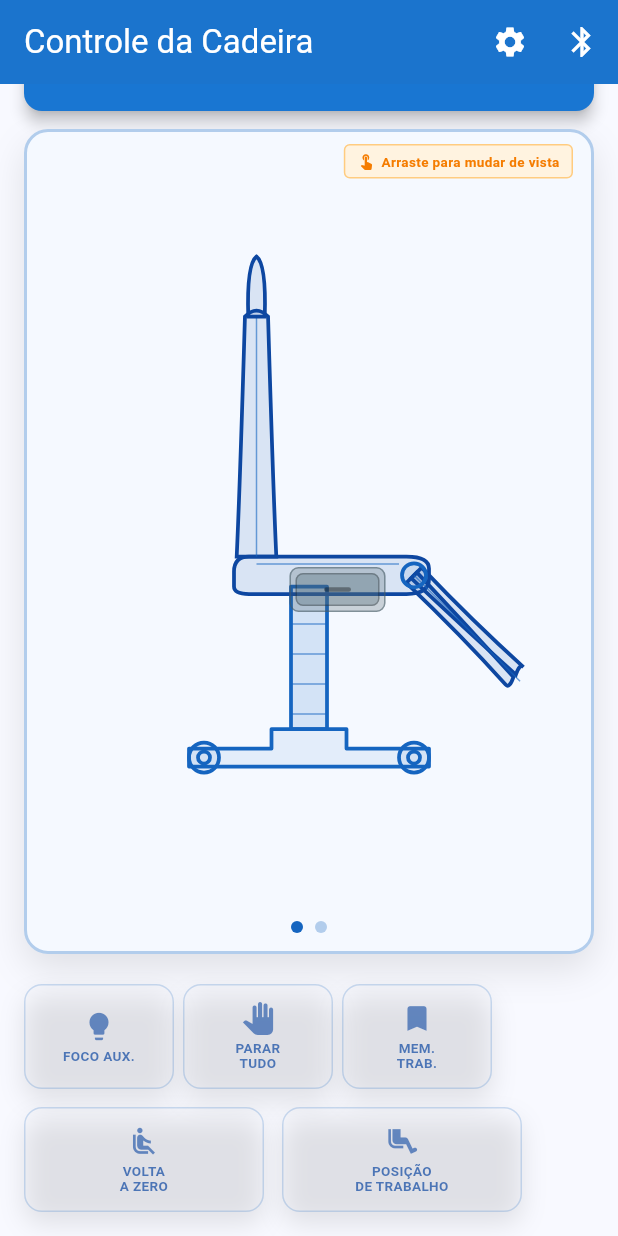
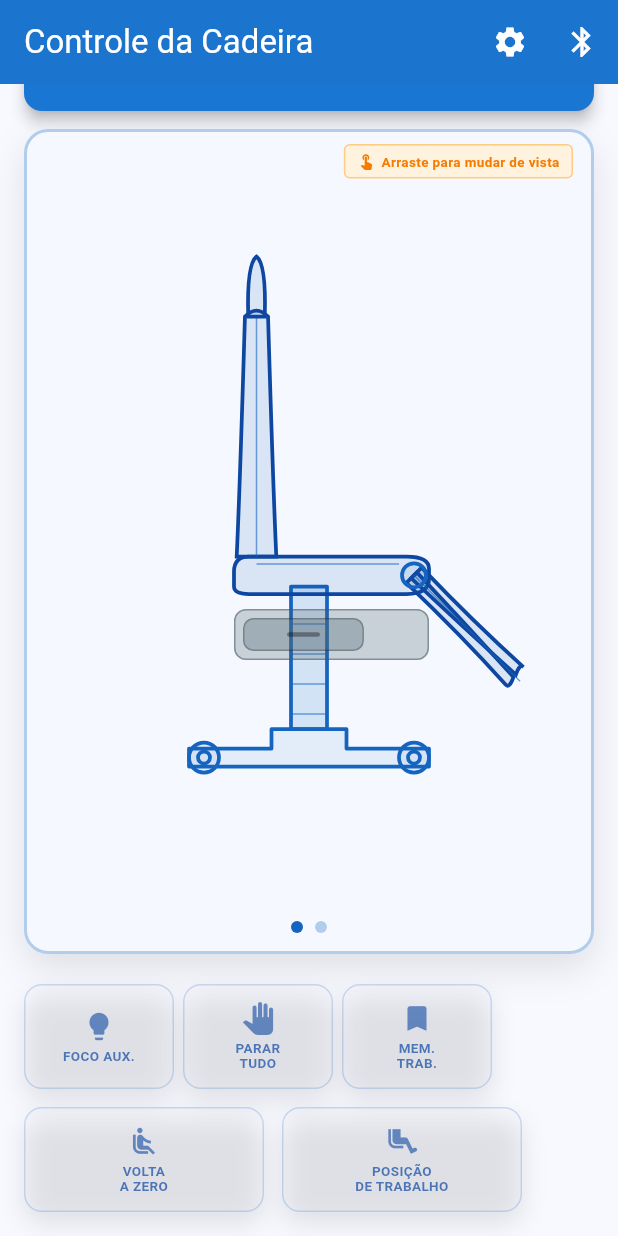
Before and after one commit to joselazarolourencojunior-bot/Cadeira_odontologica, a Flutter app: the screen it shows after launch, scrolled down 482 dp, on a phone screen of 412 x 824 dp. Run offline on Flutter 3.47's test engine with Material 3 defaults, Android fonts, the phone set to English and light mode, and no system bars; our stand-ins replace flutter_blue_plus, permission_handler, qr_flutter, shared_preferences, supabase_flutter, vibration; missing offline and left inert: mobile_scanner, mqtt_client; accounts and stored records are empty.

Commit message:
fix: drawer cabinet matches seat size

```diff
--- a/Floater/lib/widgets/chair_visualization.dart
+++ b/Floater/lib/widgets/chair_visualization.dart
@@ -362,24 +362,43 @@ class _ChairVisualizationState extends State<ChairVisualization> {
         ? Colors.orange.shade600.withValues(alpha: 0.55)
         : Colors.blueGrey.shade600.withValues(alpha: 0.35);
 
-    return Positioned(
-      top: 290,
-      left: 175,
+    const paintSize = Size(340, 420);
+    final centerX = paintSize.width / 2;
+    final baseY = paintSize.height - 60;
+    final seatHeight = _getSeatHeight();
+    final heightOffset = (60 - seatHeight) * 0.8;
+    final seatPivotX = centerX - 20;
+    final seatPivotY = baseY - 140 + heightOffset;
+    const seatWidth = 130.0;
+    const seatThickness = 25.0;
+    final seatLeft = seatPivotX - 30;
+    final seatTop = seatPivotY;
+
+    final cabinetLeft = seatLeft;
+    final cabinetTop = seatTop + seatThickness + 10;
+    final cabinetWidth = seatWidth;
+    const cabinetHeight = 34.0;
+    const inset = 6.0;
+    final drawerWidth = seatWidth * 0.62;
+    final drawerHeight = cabinetHeight - (inset * 2);
+    final openDx = (cabinetWidth - drawerWidth - (inset * 2)).clamp(0, 9999);
+
+    return Center(
       child: IgnorePointer(
         child: SizedBox(
-          width: 120,
-          height: 34,
+          width: paintSize.width,
+          height: paintSize.height,
           child: Stack(
             children: [
               Positioned(
-                left: 0,
-                top: 0,
+                left: cabinetLeft,
+                top: cabinetTop,
                 child: Container(
-                  width: 64,
-                  height: 30,
+                  width: cabinetWidth,
+                  height: cabinetHeight,
                   decoration: BoxDecoration(
                     color: baseColor,
-                    borderRadius: BorderRadius.circular(6),
+                    borderRadius: BorderRadius.circular(8),
                     border: Border.all(
                       color: Colors.blueGrey.shade700.withValues(alpha: 0.55),
                       width: 1,
@@ -388,18 +407,24 @@ class _ChairVisualizationState extends State<ChairVisualization> {
                 ),
               ),
               Positioned(
-                left: 4,
-                top: 4,
-                child: AnimatedSlide(
+                left: cabinetLeft,
+                top: cabinetTop,
+                child: SizedBox(
+                  width: cabinetWidth,
+                  height: cabinetHeight,
+                  child: Stack(
+                    children: [
+                      AnimatedPositioned(
                         duration: const Duration(milliseconds: 180),
                         curve: Curves.easeOut,
-                  offset: gavetaOpen ? const Offset(0.75, 0) : Offset.zero,
+                        left: inset + (gavetaOpen ? openDx : 0),
+                        top: inset,
                         child: Container(
-                    width: 56,
-                    height: 22,
+                          width: drawerWidth,
+                          height: drawerHeight,
                           decoration: BoxDecoration(
                             color: drawerColor,
-                      borderRadius: BorderRadius.circular(5),
+                            borderRadius: BorderRadius.circular(7),
                             border: Border.all(
                               color: Colors.black.withValues(alpha: 0.25),
                               width: 1,
@@ -407,7 +432,7 @@ class _ChairVisualizationState extends State<ChairVisualization> {
                           ),
                           child: Center(
                             child: Container(
-                        width: 18,
+                              width: 22,
                               height: 3,
                               decoration: BoxDecoration(
                                 color: Colors.black.withValues(alpha: 0.35),
@@ -415,6 +440,9 @@ class _ChairVisualizationState extends State<ChairVisualization> {
                               ),
                             ),
                           ),
+                        ),
+                      ),
+                    ],
                   ),
                 ),
               ),
```
Lines whose indentation alone changed are shown as unchanged.
